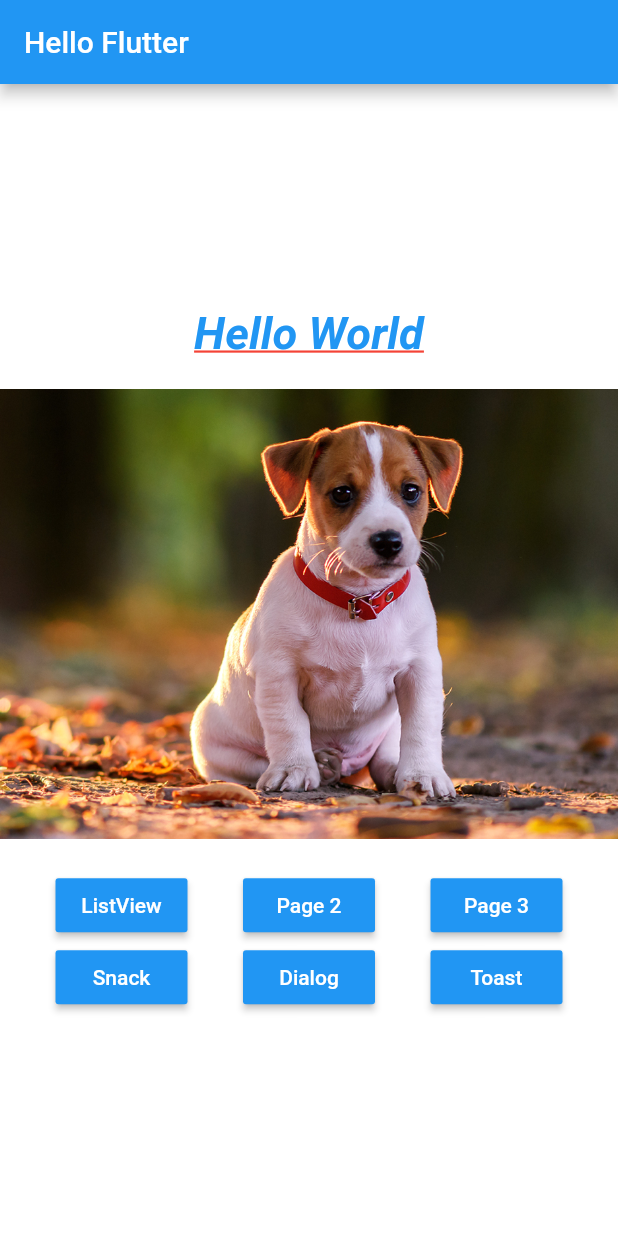
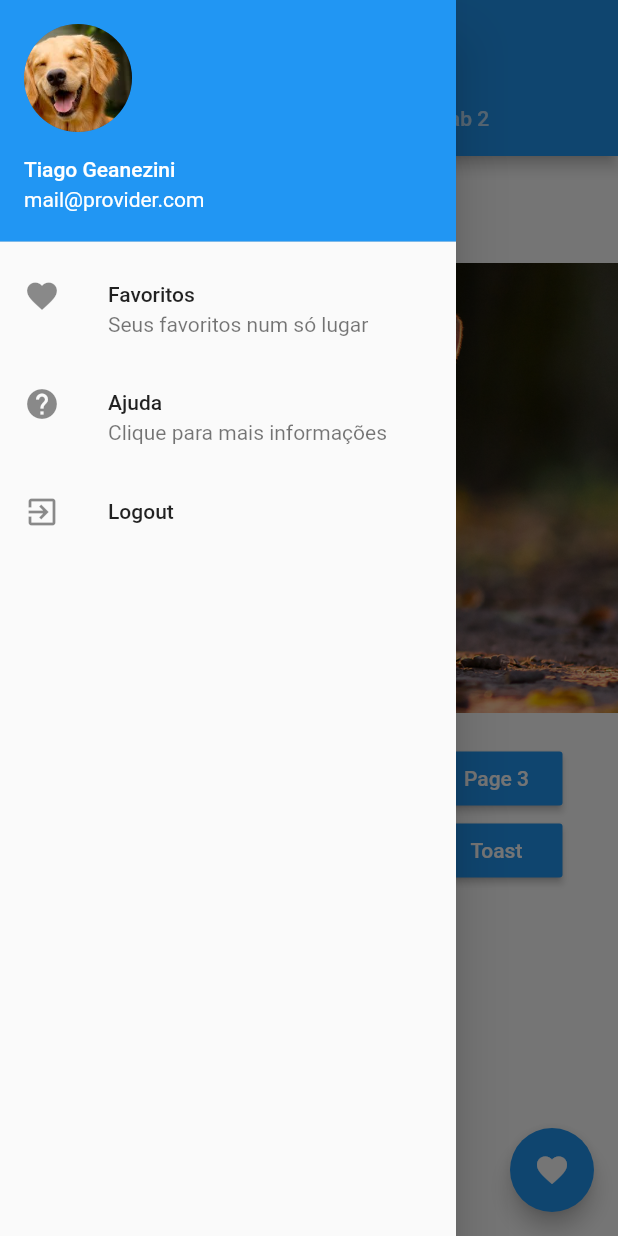
Before and after one commit to tGeanezini/flutter_example, a Flutter app: the screen it shows after launch, with the side drawer open (before the commit the screen has no drawer), on a phone screen of 412 x 824 dp. Run offline on Flutter 3.47's test engine with Material 2 defaults, Android fonts, the phone set to English and light mode, and no system bars; our stand-ins replace fluttertoast.

Commit message:
Add tabs, drawer and FAB button

```diff
--- /dev/null
+++ b/lib/drawer_list.dart
@@ -0,0 +1,43 @@
+import 'package:flutter/material.dart';
+
+class DrawerList extends StatelessWidget {
+  @override
+  Widget build(BuildContext context) {
+    return Drawer(
+      child: ListView(
+        children: <Widget>[
+          UserAccountsDrawerHeader(
+            accountName: Text('Tiago Geanezini'),
+            accountEmail: Text('mail@provider.com'),
+            currentAccountPicture: CircleAvatar(
+              backgroundImage: AssetImage('assets/images/dog2.png'),
+            ),
+          ),
+          ListTile(
+            leading: Icon(Icons.favorite),
+            title: Text('Favoritos'),
+            subtitle: Text('Seus favoritos num só lugar'),
+            onTap: () {
+              Navigator.pop(context);
+            },
+          ),
+          ListTile(
+            leading: Icon(Icons.help),
+            title: Text('Ajuda'),
+            subtitle: Text('Clique para mais informações'),
+            onTap: () {
+              Navigator.pop(context);
+            },
+          ),
+          ListTile(
+            leading: Icon(Icons.exit_to_app),
+            title: Text('Logout'),
+            onTap: () {
+              Navigator.pop(context);
+            },
+          ),
+        ],
+      ),
+    );
+  }
+}
--- a/lib/home_page.dart
+++ b/lib/home_page.dart
@@ -1,4 +1,5 @@
 import 'package:flutter/material.dart';
+import 'package:flutter_example/drawer_list.dart';
 import 'package:flutter_example/pages/hello_page1.dart';
 import 'package:flutter_example/pages/hello_page2.dart';
 import 'package:flutter_example/pages/hello_page3.dart';
@@ -7,21 +8,51 @@ import 'package:fluttertoast/fluttertoast.dart';
 class HomePage extends StatelessWidget {
   @override
   Widget build(BuildContext context) {
-    return Scaffold(
-      appBar: AppBar(
-        title: Text(
-          "Hello Flutter",
+    return DefaultTabController(
+      length: 2,
+      child: Scaffold(
+        appBar: AppBar(
+          title: Text(
+            "Hello Flutter",
+          ),
+          bottom: TabBar(
+            tabs: <Widget>[
+              Tab(text: 'Tab 1',),
+              Tab(text: 'Tab 2',),
+            ],
+          ),
         ),
+        body: TabBarView(
+          children: <Widget>[
+            _body(context),
+            Container(
+              color: Colors.amberAccent,
+            )
+          ],
+        ),
+        floatingActionButton: FloatingActionButton(
+          child: Icon(
+              Icons.favorite
+          ),
+          onPressed: () {
+            _onClickFab();
+          },
+        ),
+        drawer: DrawerList(),
       ),
-      body: _body(context),
     );
+  }
+
+  _onClickFab() {
+
   }
 
   _body(BuildContext context) {
     return Container(
+      padding: EdgeInsets.only(top: 16.0),
       color: Colors.white,
       child: Column(
-        mainAxisAlignment: MainAxisAlignment.center,
+        mainAxisAlignment: MainAxisAlignment.start,
         children: <Widget>[
           _text(),
           _pageView(),
```
